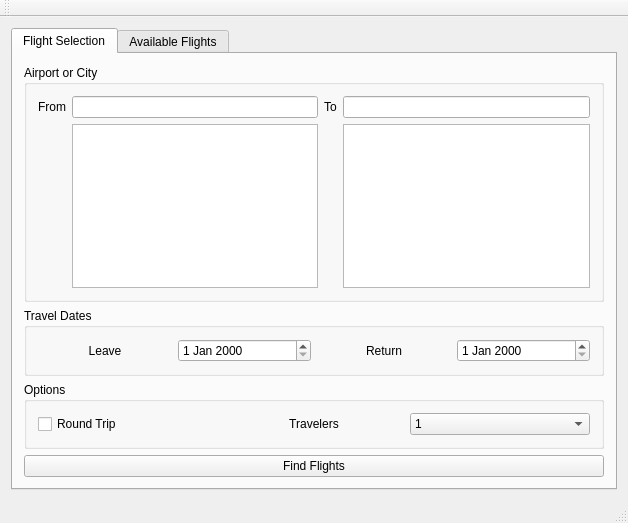
Old version of the form TravelAppSample/mainwindow.ui in the repository dmaier-couchbase/cb-workshop-cpp.
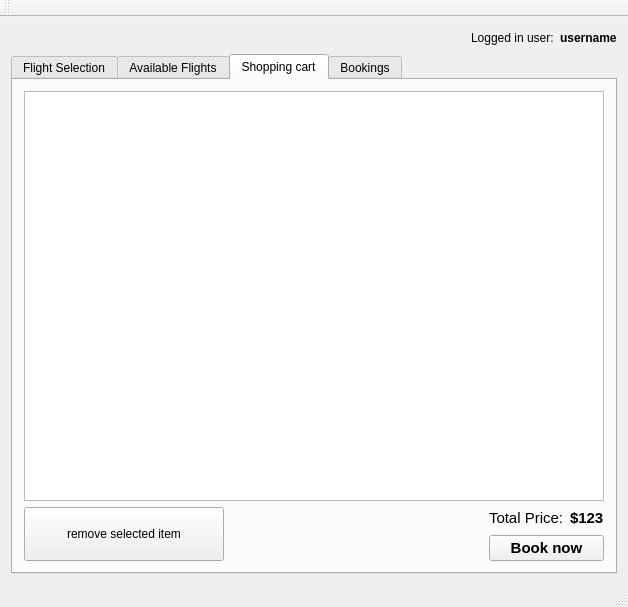
New version of the form. The open tabs and pages were chosen to show the change.

Commit message: Shopping cart and booking

```diff
--- a/TravelAppSample/mainwindow.ui
+++ b/TravelAppSample/mainwindow.ui
@@ -7,7 +7,7 @@
     <x>0</x>
     <y>0</y>
     <width>628</width>
-    <height>523</height>
+    <height>607</height>
    </rect>
   </property>
   <property name="sizePolicy">
@@ -21,6 +21,43 @@
   </property>
   <widget class="QWidget" name="centralWidget">
    <layout class="QVBoxLayout" name="verticalLayout">
+    <item>
+     <layout class="QHBoxLayout" name="horizontalLayout">
+      <item>
+       <spacer name="horizontalSpacer">
+        <property name="orientation">
+         <enum>Qt::Horizontal</enum>
+        </property>
+        <property name="sizeHint" stdset="0">
+         <size>
+          <width>40</width>
+          <height>20</height>
+         </size>
+        </property>
+       </spacer>
+      </item>
+      <item>
+       <widget class="QLabel" name="label_4">
+        <property name="text">
+         <string>Logged in user:</string>
+        </property>
+       </widget>
+      </item>
+      <item>
+       <widget class="QLabel" name="lblUsername">
+        <property name="font">
+         <font>
+          <weight>75</weight>
+          <bold>true</bold>
+         </font>
+        </property>
+        <property name="text">
+         <string>username</string>
+        </property>
+       </widget>
+      </item>
+     </layout>
+    </item>
     <item>
      <widget class="QTabWidget" name="tabWidget">
       <property name="currentIndex">
@@ -194,7 +231,126 @@
          </widget>
         </item>
         <item>
-         <widget class="QTableView" name="InboundFlightsTableView"/>
+         <widget class="QTableView" name="tvInboundFlights">
+          <property name="selectionMode">
+           <enum>QAbstractItemView::SingleSelection</enum>
+          </property>
+          <property name="selectionBehavior">
+           <enum>QAbstractItemView::SelectRows</enum>
+          </property>
+         </widget>
+        </item>
+        <item>
+         <widget class="QPushButton" name="pbAddToCartInbound">
+          <property name="text">
+           <string>Add to cart</string>
+          </property>
+         </widget>
+        </item>
+       </layout>
+      </widget>
+      <widget class="QWidget" name="tab_3">
+       <attribute name="title">
+        <string>Shopping cart</string>
+       </attribute>
+       <layout class="QVBoxLayout" name="verticalLayout_5">
+        <item>
+         <widget class="QTableView" name="tvShoppingCart">
+          <property name="selectionMode">
+           <enum>QAbstractItemView::SingleSelection</enum>
+          </property>
+          <property name="selectionBehavior">
+           <enum>QAbstractItemView::SelectRows</enum>
+          </property>
+         </widget>
+        </item>
+        <item>
+         <layout class="QHBoxLayout" name="horizontalLayout_3">
+          <item>
+           <widget class="QPushButton" name="pbRemoveFromCart">
+            <property name="minimumSize">
+             <size>
+              <width>200</width>
+              <height>54</height>
+             </size>
+            </property>
+            <property name="text">
+             <string>remove selected item</string>
+            </property>
+           </widget>
+          </item>
+          <item>
+           <spacer name="horizontalSpacer_2">
+            <property name="orientation">
+             <enum>Qt::Horizontal</enum>
+            </property>
+            <property name="sizeHint" stdset="0">
+             <size>
+              <width>40</width>
+              <height>20</height>
+             </size>
+            </property>
+           </spacer>
+          </item>
+          <item>
+           <layout class="QVBoxLayout" name="verticalLayout_3">
+            <item>
+             <layout class="QHBoxLayout" name="horizontalLayout_2">
+              <item>
+               <widget class="QLabel" name="label_3">
+                <property name="font">
+                 <font>
+                  <pointsize>11</pointsize>
+                 </font>
+                </property>
+                <property name="text">
+                 <string>Total Price:</string>
+                </property>
+               </widget>
+              </item>
+              <item>
+               <widget class="QLabel" name="lblTotalPrice">
+                <property name="font">
+                 <font>
+                  <pointsize>11</pointsize>
+                  <weight>75</weight>
+                  <bold>true</bold>
+                 </font>
+                </property>
+                <property name="text">
+                 <string>$123</string>
+                </property>
+               </widget>
+              </item>
+             </layout>
+            </item>
+            <item>
+             <widget class="QPushButton" name="pbBook">
+              <property name="font">
+               <font>
+                <pointsize>11</pointsize>
+                <weight>75</weight>
+                <bold>true</bold>
+               </font>
+              </property>
+              <property name="text">
+               <string>Book now</string>
+              </property>
+             </widget>
+            </item>
+           </layout>
+          </item>
+         </layout>
+        </item>
+       </layout>
+      </widget>
+      <widget class="QWidget" name="tab_4">
+       <attribute name="title">
+        <string>Bookings</string>
+       </attribute>
+       <layout class="QVBoxLayout" name="verticalLayout_6">
+        <item>
+         <widget class="QTableView" name="tvBookings"/>
         </item>
        </layout>
       </widget>
```
Left out of the diff: 18 changed lines with no effect on the pictures. The commit also changes 8 other files.
